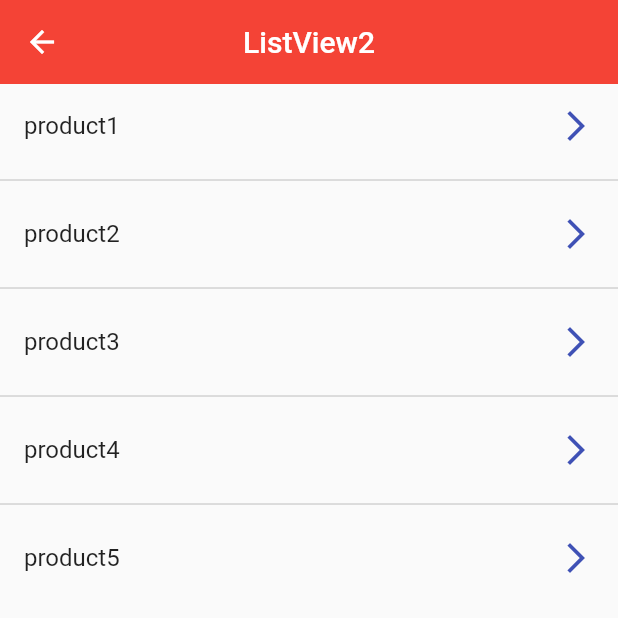
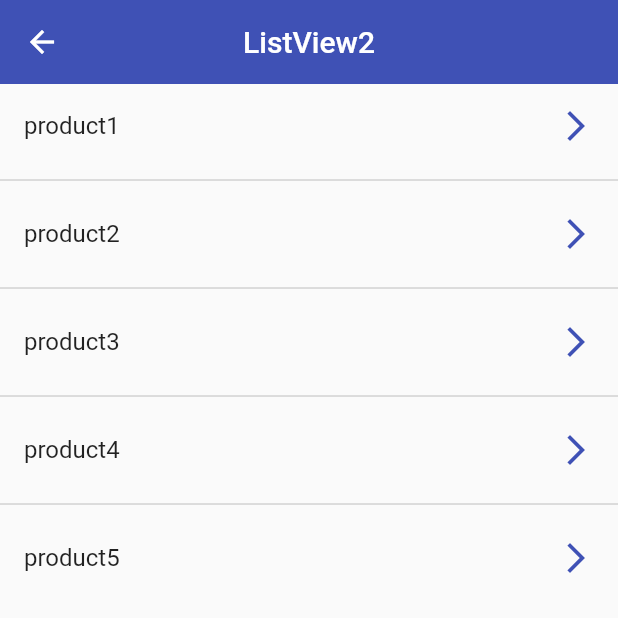
Before and after one commit to andrezffajardo/flutter_components_app, a Flutter app: the ListView2Screen screen opened by its route, on a phone screen of 412 x 824 dp, the top half of it. Run offline on Flutter 3.47's test engine with Material 2 defaults, Android fonts, the phone set to English and light mode, and no system bars.

Commit message:
Card Widget

```diff
--- a/lib/router/app_routes.dart
+++ b/lib/router/app_routes.dart
@@ -34,7 +34,7 @@ class AppRoutes {
       route: 'cards',
       name: 'Card Screen',
       screen: const CardScreen(),
-      icon: Icons.report_problem_outlined,
+      icon: Icons.credit_card_outlined,
     ),
   ];
 
--- a/lib/theme/app_theme.dart
+++ b/lib/theme/app_theme.dart
@@ -1,7 +1,7 @@
 import 'package:flutter/material.dart';
 
 class AppTheme {
-  static const Color primary = Colors.red;
+  static const Color primary = Colors.indigo;
 
   static final ThemeData lightTheme = ThemeData.light().copyWith(
     //Primary Color
```
Also changed, not shown: lib/screens/card_screen.dart (+25 -5 lines).
